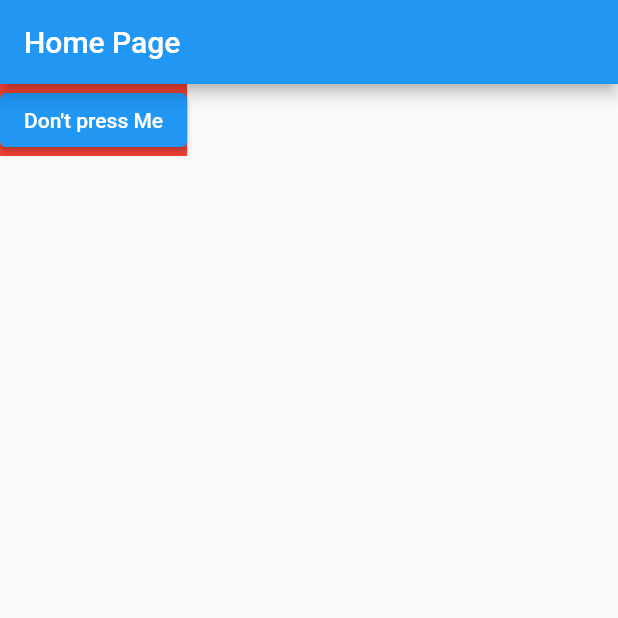
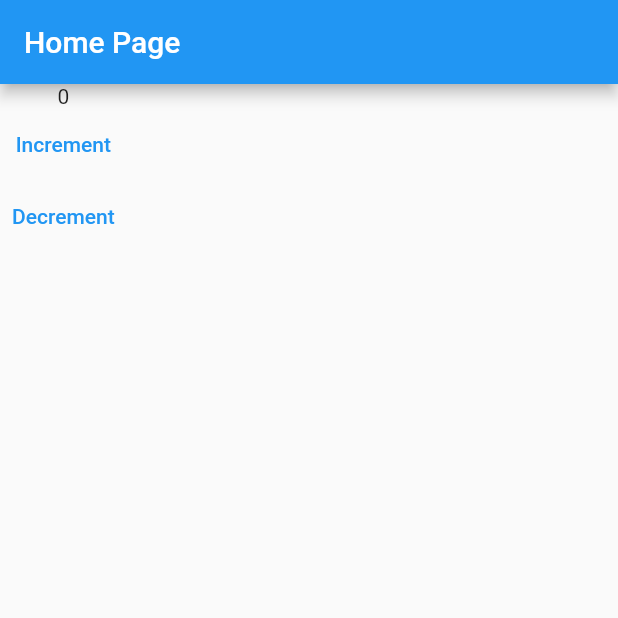
Before and after one commit to callmephil/go_router_example, a Flutter app: the HomeScreen screen opened by its route, on a phone screen of 412 x 824 dp, the top half of it. Run offline on Flutter 3.47's test engine with Material 2 defaults, Android fonts, the phone set to English and light mode, and no system bars; our stand-ins replace go_router, url_strategy; missing offline and left inert: adaptive_navigation.

Commit message:
simplified routing

```diff
--- a/analysis_options.yaml
+++ b/analysis_options.yaml
@@ -7,7 +7,7 @@
 
 # The following line activates a set of recommended lints for Flutter apps,
 # packages, and plugins designed to encourage good coding practices.
-include: package:flutter_lints/flutter.yaml
+include: package:very_good_analysis/analysis_options.yaml
 
 analyzer:
   exclude:
--- a/lib/app_scaffold.dart
+++ b/lib/app_scaffold.dart
@@ -2,6 +2,39 @@ import 'package:adaptive_navigation/adaptive_navigation.dart';
 import 'package:flutter/material.dart';
 import 'package:go_router/go_router.dart';
 import 'package:go_router_example/router/router.dart';
+
+class NavigationItem {
+  const NavigationItem({
+    required this.name,
+    required this.path,
+    required this.iconData,
+  });
+
+  final String name;
+  final String path;
+  final IconData iconData;
+}
+
+enum DashboardItems {
+  home(
+    NavigationItem(
+      name: 'home',
+      path: '/d/home',
+      iconData: Icons.home,
+    ),
+  ),
+  users(
+    NavigationItem(
+      name: 'users',
+      path: '/d/users',
+      iconData: Icons.people,
+    ),
+  ),
+  ;
+
+  const DashboardItems(this.item);
+  final NavigationItem item;
+}
 
 class AppScaffold extends StatefulWidget {
   const AppScaffold({super.key, required this.child});
@@ -12,8 +45,20 @@ class AppScaffold extends StatefulWidget {
   State<AppScaffold> createState() => _AppScaffoldState();
 }
 
-class _AppScaffoldState extends State<AppScaffold> {
+class _AppScaffoldState extends State<AppScaffold>
+    with SingleTickerProviderStateMixin {
   final ValueNotifier<int> _selectedIndex = ValueNotifier(0);
+
+  @override
+  void didUpdateWidget(AppScaffold oldWidget) {
+    super.didUpdateWidget(oldWidget);
+
+    final element = DashboardItems.values.firstWhere(
+      (e) => e.item.path == GoRouter.of(context).location,
+    );
+
+    _selectedIndex.value = element.index;
+  }
 
   @override
   Widget build(BuildContext _) {
@@ -25,18 +70,18 @@ class _AppScaffoldState extends State<AppScaffold> {
             selectedIndex: value,
             body: widget.child,
             onDestinationSelected: (int idx) {
-              final element = NavigationItems.values.firstWhere(
+              final element = DashboardItems.values.firstWhere(
                 (e) => e.index == idx,
               );
 
-              _selectedIndex.value = idx;
-              context.go(element.path);
+              // _selectedIndex.value = idx;
+              context.go(element.item.path);
               // print(element.path);
             },
-            destinations: NavigationItems.values.map((e) {
+            destinations: DashboardItems.values.map((e) {
               return AdaptiveScaffoldDestination(
-                title: e.name,
-                icon: e.iconData,
+                title: e.item.name,
+                icon: e.item.iconData,
               );
             }).toList(),
           );
--- a/lib/home_screen.dart
+++ b/lib/home_screen.dart
@@ -1,18 +1,6 @@
 import 'package:flutter/material.dart';
 import 'package:go_router/go_router.dart';
 import 'package:go_router_example/router/router.dart';
-
-// enum Routes {
-//   someroute,
-// }
-
-// class MyObject {}
-
-// Map<Routes, MyObject> listroutes = {
-//   Routes.someroute: MyObject(),
-// };
-
-// listroutes[Routes.name];
 
 class HomeScreen extends StatefulWidget {
   const HomeScreen({super.key});
@@ -22,20 +10,36 @@ class HomeScreen extends StatefulWidget {
 }
 
 class _HomeScreenState extends State<HomeScreen> {
+  int counter = 0;
+
+  void increment() {
+    if (!mounted) return;
+
+    setState(() {
+      counter++;
+    });
+  }
+
+  void decrement() {
+    if (!mounted) return;
+
+    setState(() {
+      counter--;
+    });
+  }
+
   @override
   Widget build(BuildContext context) {
     return Scaffold(
       appBar: AppBar(
         title: const Text('Home Page'),
       ),
-      body: Container(
-        color: Colors.red,
-        child: ElevatedButton(
-          onPressed: () {
-            context.go(NavigationItems.direct.path);
-          },
-          child: const Text("Don't press Me"),
-        ),
+      body: Column(
+        children: [
+          Text(counter.toString()),
+          TextButton(onPressed: increment, child: const Text('Increment')),
+          TextButton(onPressed: decrement, child: const Text('Decrement')),
+        ],
       ),
     );
   }
--- a/lib/main.dart
+++ b/lib/main.dart
@@ -13,6 +13,7 @@ class MyApp extends StatelessWidget {
   @override
   Widget build(BuildContext context) {
     return MaterialApp.router(
+      debugShowCheckedModeBanner: false,
       routerConfig: Routes.router,
     );
   }
--- a/lib/router/router.dart
+++ b/lib/router/router.dart
@@ -1,98 +1,19 @@
 import 'package:flutter/material.dart'
-    show BuildContext, IconData, Icons, SizedBox, Text, ValueKey, Widget;
+    show
+        BuildContext,
+        IconData,
+        Icons,
+        Scaffold,
+        SizedBox,
+        Text,
+        ValueKey,
+        Widget;
 import 'package:go_router/go_router.dart';
 import 'package:go_router_example/app_scaffold.dart';
 import 'package:go_router_example/home_screen.dart';
 import 'package:go_router_example/router/transitions/fade_transition_page.dart';
-import 'package:go_router_example/tab_screen.dart';
 
-// enum TabNavigation {
-//   car(iconData: Icons.directions_car, path: '/tabs/cars', name: "cars"),
-//   transit(
-//     iconData: Icons.directions_transit,
-//     path: '/tabs/transit',
-//     name: "transit",
-//   ),
-//   bike(iconData: Icons.directions_bike, path: '/tabs/transit', name: "transit");
-
-//   const TabNavigation({
-//     required this.iconData,
-//     required this.path,
-//     required this.name,
-//   });
-
-//   final IconData iconData;
-//   final String path;
-//   final String name;
-// }
-
-enum NavigationItems {
-  home(
-    path: "/home",
-    name: "home",
-    iconData: Icons.home,
-    screen: HomeScreen(),
-  ),
-  direct(
-    path: "/direct",
-    name: "direct",
-    iconData: Icons.directions_outlined,
-    screen: HomeScreen(),
-  ),
-  tabs(
-    path: '/tabs/:kind(cars|transit|bike)',
-    name: "tabs",
-    iconData: Icons.tab_unselected_rounded,
-    screen: TabScreen(),
-    routes: [
-      NavigationItem(
-        iconData: Icons.directions_car,
-        path: '/cars',
-        name: "cars",
-      ),
-      NavigationItem(
-        iconData: Icons.directions_transit,
-        path: '/transit',
-        name: "transit",
-      ),
-      NavigationItem(
-        iconData: Icons.directions_bike,
-        path: '/bike',
-        name: "bike",
-      ),
-    ],
-  );
-
-  const NavigationItems({
-    required this.path,
-    required this.name,
-    required this.iconData,
-    this.screen,
-    this.routes = const [],
-  });
-
-  final String path;
-  final String name;
-  final IconData iconData;
-  final Widget? screen;
-  final List<NavigationItem> routes;
-
-  // String get name => path.substring(path.lastIndexOf('/'));
-}
-
-class NavigationItem {
-  const NavigationItem({
-    required this.path,
-    required this.name,
-    required this.iconData,
-    this.screen,
-  });
-
-  final String path;
-  final String name;
-  final IconData iconData;
-  final Widget? screen;
-}
+import 'package:go_router_example/user_screen.dart';
 
 /// Router
 class Routes {
@@ -120,8 +41,7 @@ class Routes {
   static final _directNavigations = <GoRoute>[];
 
   static final _redirects = <GoRoute>[
-    GoRoute(path: '/', redirect: (_, __) => '/home'),
-    GoRoute(path: '/tabs', redirect: (_, __) => '/tabs/cars'),
+    // GoRoute(path: '/', redirect: (_, __) => '/d/home'),
   ];
 
   /// defines sub-routes, usefull for when we need to render a dialog, tab etc
@@ -133,34 +53,35 @@ class Routes {
           child: child,
         );
       },
-      routes: NavigationItems.values.map(
-        (e) {
-          return GoRoute(
-            name: e.name,
-            path: e.path,
+      routes: [
+        GoRoute(
+          name: DashboardItems.home.item.name,
+          path: DashboardItems.home.item.path,
           pageBuilder: (BuildContext context, GoRouterState state) {
             return FadeTransitionPage(
               key: state.pageKey,
-                child: e.screen ?? const SizedBox(),
+              child: const HomeScreen(),
             );
           },
-            // routes: e.routes.map((e) {
-            //   return GoRoute(
-            //     name: e.name,
-            //     path: e.path,
-            //     // redirect: (_, __) => null,
-            //     builder: (_, __) => const Scaffold(),
-            //     // pageBuilder: (BuildContext context, GoRouterState state) {
-            //     //   return FadeTransitionPage(
-            //     //     key: state.pageKey,
-            //     //     child: e.screen,
-            //     //   );
-            //     // },
-            //   );
-            // }).toList(),
+        ),
+        GoRoute(
+          name: DashboardItems.users.item.name,
+          path: DashboardItems.users.item.path,
+          pageBuilder: (_, GoRouterState state) {
+            return FadeTransitionPage(
+              key: state.pageKey,
+              child: const UserScreen(),
             );
           },
-      ).toList(),
+        ),
+        // GoRoute(
+        //   path: '/d',
+        //   builder: (_, __) => const Scaffold(),
+        //   routes: [
+
+        //   ],
+        // ),
+      ],
     ),
   ];
 }
--- a/pubspec.yaml
+++ b/pubspec.yaml
@@ -32,8 +32,8 @@ dependencies:
     sdk: flutter
 
   # Navigation
-  url_strategy: ^0.2.0
-  go_router: ^6.0.1
+  url_strategy:
+  go_router: ^6.0.4
 
   # U.I
   adaptive_navigation:
```
Also changed, not shown: lib/tab_screen.dart (deleted, +0 -46 lines), lib/user_screen.dart (added, +16 -0 lines), pubspec.lock, 1 other file. Lines whose indentation alone changed are shown as unchanged.
